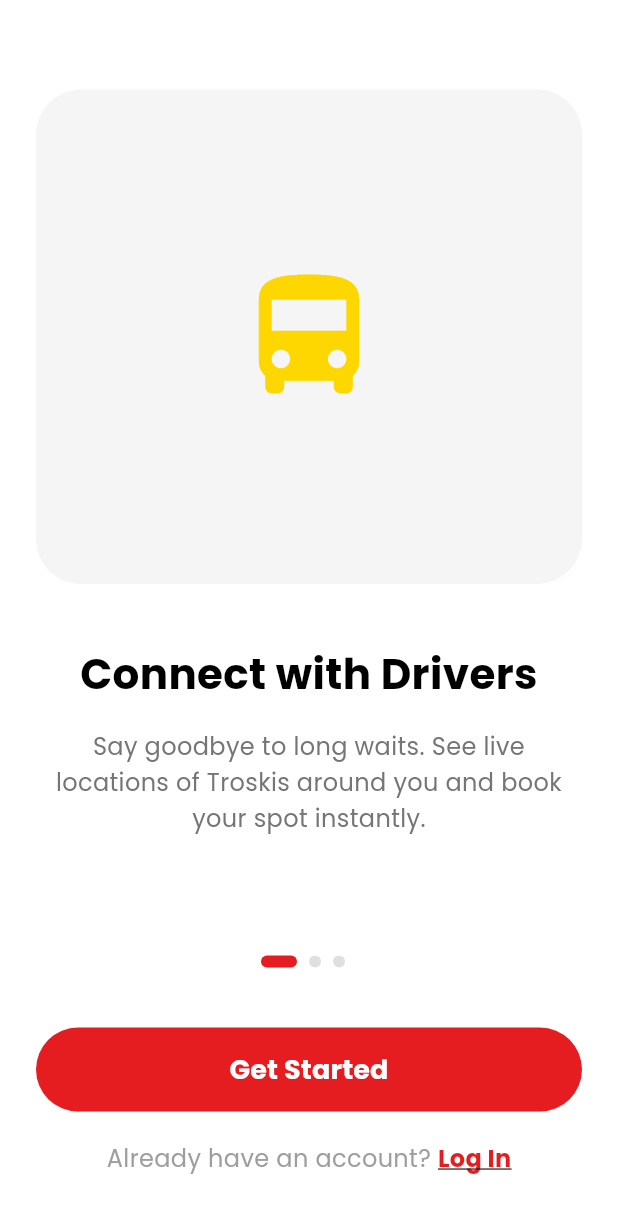
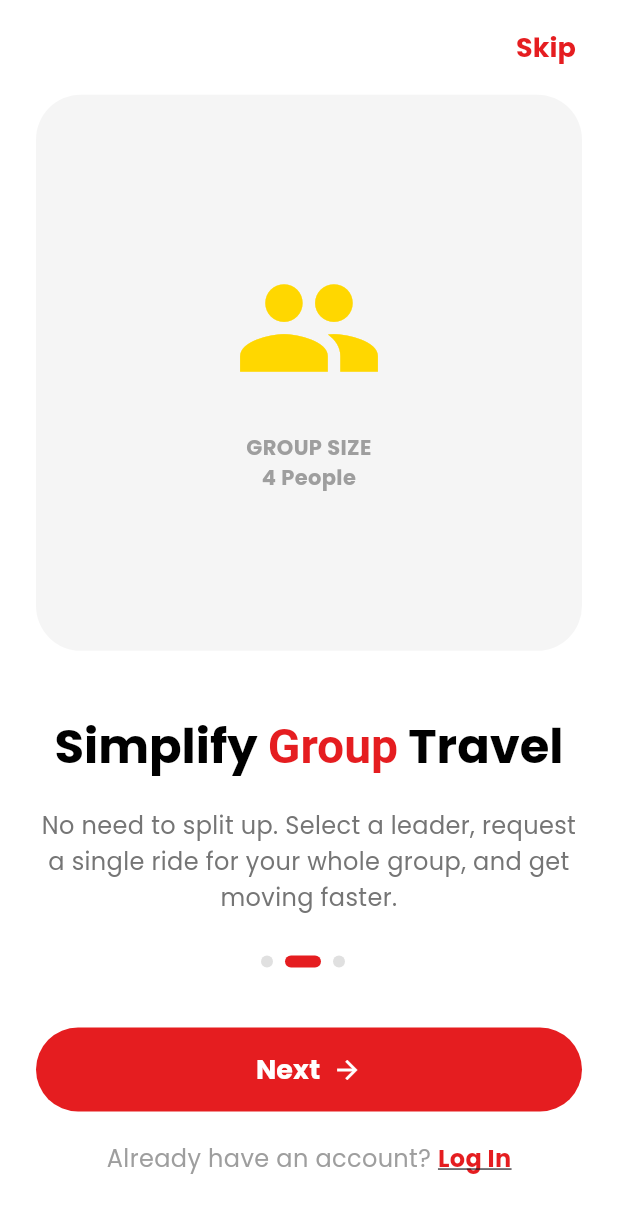
Before and after one commit to Ikamal112/troski, a Flutter app: the screen it shows after launch, after a tap on "Get Started", on a phone screen of 412 x 824 dp. Shown: the top 1213 px of the screen. Run offline on Flutter 3.47's test engine with Material 3 defaults, Android fonts, the phone set to English and light mode, and no system bars; our stand-ins replace flutter_riverpod, google_fonts.

Commit message:
Implement second Onboarding Screen with navigation logic

```diff
--- a/lib/features/auth/screens/onboarding_screen.dart
+++ b/lib/features/auth/screens/onboarding_screen.dart
@@ -16,10 +16,30 @@
     OnboardingData(
       title: 'Connect with Drivers',
       description: 'Say goodbye to long waits. See live locations of Troskis around you and book your spot instantly.',
-      image: 'assets/images/onboarding1.png', // Placeholder for the image
+      image: 'assets/images/onboarding1.png',
     ),
-    // Add more onboarding pages here as they are provided
+    OnboardingData(
+      title: 'Simplify Group Travel',
+      description: 'No need to split up. Select a leader, request a single ride for your whole group, and get moving faster.',
+      image: 'assets/images/onboarding2.png',
+      highlightedWord: 'Group',
+    ),
   ];
+
+  void _onNextPressed() {
+    if (_currentPage < _onboardingData.length - 1) {
+      _pageController.nextPage(
+        duration: const Duration(milliseconds: 300),
+        curve: Curves.easeInOut,
+      );
+    } else {
+      // Navigate to next screen (Onboarding 3 or Signup)
+    }
+  }
+
+  void _onSkipPressed() {
+    // Navigate directly to Signup/Login
+  }
 
   @override
   Widget build(BuildContext context) {
@@ -27,6 +47,24 @@
       body: SafeArea(
         child: Column(
           children: [
+            // Skip Button
+            Align(
+              alignment: Alignment.topRight,
+              child: Padding(
+                padding: const EdgeInsets.only(right: 16, top: 8),
+                child: TextButton(
+                  onPressed: _onSkipPressed,
+                  child: const Text(
+                    'Skip',
+                    style: TextStyle(
+                      color: AppColors.primaryRed,
+                      fontSize: 18,
+                      fontWeight: FontWeight.bold,
+                    ),
+                  ),
+                ),
+              ),
+            ),
             Expanded(
               child: PageView.builder(
                 controller: _pageController,
@@ -65,14 +103,12 @@
                     ),
                   ),
                   const SizedBox(height: 40),
-                  // Get Started Button
+                  // Action Button
                   SizedBox(
                     width: double.infinity,
                     height: 56,
                     child: ElevatedButton(
-                      onPressed: () {
-                        // Navigate to next or signup
-                      },
+                      onPressed: _onNextPressed,
                       style: ElevatedButton.styleFrom(
                         backgroundColor: AppColors.primaryRed,
                         foregroundColor: Colors.white,
@@ -81,12 +117,21 @@
                         ),
                         elevation: 0,
                       ),
-                      child: const Text(
-                        'Get Started',
-                        style: TextStyle(
+                      child: Row(
+                        mainAxisAlignment: MainAxisAlignment.center,
+                        children: [
+                          Text(
+                            _currentPage == 0 ? 'Get Started' : 'Next',
+                            style: const TextStyle(
                               fontSize: 18,
                               fontWeight: FontWeight.bold,
                             ),
+                          ),
+                          if (_currentPage > 0) ...[
+                            const SizedBox(width: 8),
+                            const Icon(Icons.arrow_forward, size: 20),
+                          ],
+                        ],
                       ),
                     ),
                   ),
@@ -130,11 +175,13 @@
   final String title;
   final String description;
   final String image;
+  final String? highlightedWord;
 
   OnboardingData({
     required this.title,
     required this.description,
     required this.image,
+    this.highlightedWord,
   });
 }
 
@@ -146,34 +193,52 @@
   @override
   Widget build(BuildContext context) {
     return Padding(
-      padding: const EdgeInsets.all(24.0),
+      padding: const EdgeInsets.symmetric(horizontal: 24.0),
       child: Column(
         mainAxisAlignment: MainAxisAlignment.center,
         children: [
           // Image Placeholder
           Container(
-            height: MediaQuery.of(context).size.height * 0.4,
+            height: MediaQuery.of(context).size.height * 0.45,
             width: double.infinity,
             decoration: BoxDecoration(
               color: Colors.grey.shade100,
               borderRadius: BorderRadius.circular(30),
             ),
-            child: const Center(
-              child: Icon(
-                Icons.directions_bus,
+            child: Center(
+              child: Column(
+                mainAxisAlignment: MainAxisAlignment.center,
+                children: [
+                  Icon(
+                    data.highlightedWord == 'Group' ? Icons.group : Icons.directions_bus,
                     size: 100,
                     color: AppColors.primaryYellow,
+                  ),
+                  if (data.highlightedWord == 'Group')
+                    const Padding(
+                      padding: EdgeInsets.only(top: 20),
+                      child: Text(
+                        "GROUP SIZE\n4 People",
+                        textAlign: TextAlign.center,
+                        style: TextStyle(fontWeight: FontWeight.bold, color: Colors.grey),
+                      ),
+                    ),
+                ],
               ),
             ),
           ),
           const SizedBox(height: 40),
-          Text(
-            data.title,
+          // Title with potential highlighting
+          RichText(
             textAlign: TextAlign.center,
+            text: TextSpan(
               style: const TextStyle(
-              fontSize: 28,
+                fontSize: 32,
                 fontWeight: FontWeight.bold,
                 color: Colors.black,
+                fontFamily: 'Poppins', // Using the theme font
+              ),
+              children: _buildTitleSpans(),
             ),
           ),
           const SizedBox(height: 16),
@@ -190,4 +255,23 @@
       ),
     );
   }
+
+  List<TextSpan> _buildTitleSpans() {
+    if (data.highlightedWord == null) {
+      return [TextSpan(text: data.title)];
     }
+
+    final parts = data.title.split(data.highlightedWord!);
+    List<TextSpan> spans = [];
+    for (int i = 0; i < parts.length; i++) {
+      spans.add(TextSpan(text: parts[i]));
+      if (i < parts.length - 1) {
+        spans.add(TextSpan(
+          text: data.highlightedWord,
+          style: const TextStyle(color: AppColors.primaryRed),
+        ));
+      }
+    }
+    return spans;
+  }
+}
```
Lines whose indentation alone changed are shown as unchanged.
